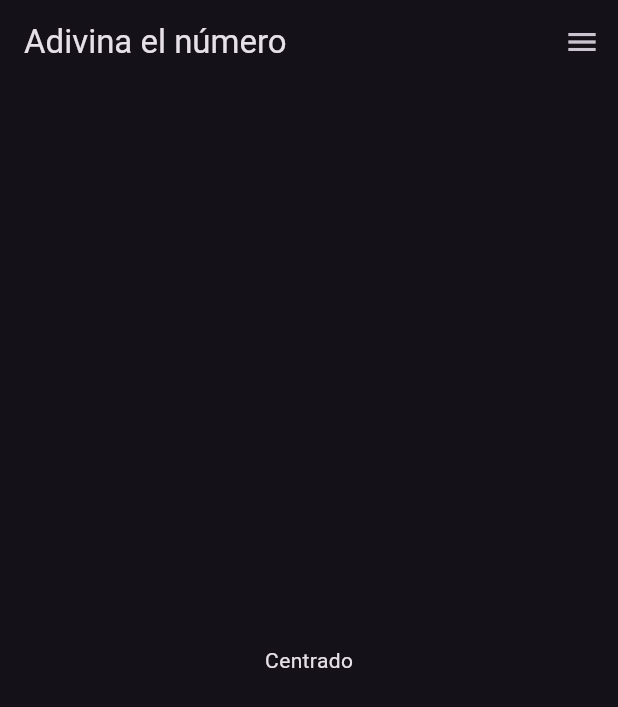
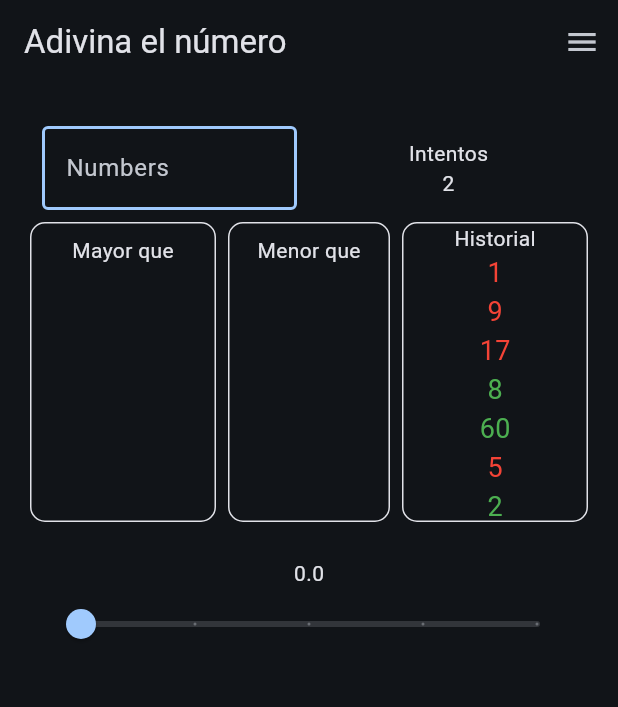
Before and after one commit to MelGYescas/GuessTheNumber, a Flutter app: the screen it shows after launch, on a phone screen of 412 x 824 dp. Shown: the top 707 px of the screen. Run offline on Flutter 3.47's test engine with Material 3 defaults, Android fonts, the phone set to English and light mode, and no system bars.

Commit message:
feat(ui): implement basic widget and screen structure

```diff
--- a/lib/main.dart
+++ b/lib/main.dart
@@ -21,10 +21,10 @@ class MyApp extends StatelessWidget {
           // or simply save your changes to "hot reload" in a Flutter IDE).
           // Notice that the counter didn't reset back to zero; the application
           // is not restarted.
-          primarySwatch: Colors.blue,
+          colorSchemeSeed: Colors.blue,
           brightness: Brightness.dark),
       debugShowCheckedModeBanner: false,
-      home: GuessTheNumberScreen(),
+      home: const GuessTheNumberScreen(),
     );
   }
 }
--- a/lib/presentation/screens/guess_the_number_screen.dart
+++ b/lib/presentation/screens/guess_the_number_screen.dart
@@ -1,4 +1,9 @@
 import 'package:flutter/material.dart';
+import 'package:guess_the_number/presentation/screens/widgets/attempts_counter.dart';
+import 'package:guess_the_number/presentation/screens/widgets/difficulty_slider.dart';
+import 'package:guess_the_number/presentation/screens/widgets/number_field.dart';
+import 'package:guess_the_number/presentation/screens/widgets/historical_list.dart';
+import 'package:guess_the_number/presentation/screens/widgets/number_list.dart';
 
 class GuessTheNumberScreen extends StatelessWidget {
   final String title;
@@ -18,7 +23,59 @@ class GuessTheNumberScreen extends StatelessWidget {
             ),
           ],
         ),
-      body: const Center(child: Text("Centrado")),
-    );
+        body: const SingleChildScrollView(
+            padding: EdgeInsets.all(20.0),
+            child: Column(
+              children: [
+                Row(
+                  mainAxisAlignment: MainAxisAlignment.center,
+                  children: [
+                    Expanded(
+                      child: Padding(
+                        padding: EdgeInsets.all(8.0),
+                        child: NumberField(),
+                      ),
+                    ),
+                    Expanded(
+                      child: Padding(
+                        padding: EdgeInsets.symmetric(horizontal: 8.0),
+                        child: AttemptsCounter(attempts: 2),
+                      ),
+                    ),
+                  ],
+                ),
+                Row(
+                  mainAxisAlignment: MainAxisAlignment.spaceEvenly,
+                  children: [
+                    Expanded(
+                      child: NumberList(title: 'Mayor que'),
+                    ),
+                    Expanded(
+                      child: Padding(
+                        padding: EdgeInsets.symmetric(horizontal: 8.0),
+                        child: NumberList(title: 'Menor que'),
+                      ),
+                    ),
+                    Expanded(
+                      child: HistoricalList(),
+                    ),
+                  ],
+                ),
+                Padding(
+                  padding: EdgeInsets.symmetric(vertical: 24.0),
+                  child: Row(
+                    mainAxisAlignment: MainAxisAlignment.center,
+                    children: [
+                      Expanded(
+                        child: Padding(
+                          padding: EdgeInsets.symmetric(horizontal: 8.0),
+                          child: DifficultySlider(),
+                        ),
+                      ),
+                    ],
+                  ),
+                ),
+              ],
+            )));
   }
 }
--- a/lib/presentation/screens/widgets/attempts_counter.dart
+++ b/lib/presentation/screens/widgets/attempts_counter.dart
@@ -0,0 +1,28 @@
+import 'package:flutter/material.dart';
+
+class AttemptsCounter extends StatelessWidget {
+  final int attempts;
+  const AttemptsCounter({super.key, required this.attempts});
+
+  @override
+  Widget build(BuildContext context) {
+    final colorScheme = Theme.of(context).colorScheme;
+    final textTheme = Theme.of(context).textTheme;
+
+    return Column(
+      mainAxisAlignment: MainAxisAlignment.center,
+      children: <Widget>[
+        Text(
+          'Intentos',
+          style: TextStyle(color: colorScheme.onSurface),
+        ),
+        Text(
+          '$attempts',
+          style: TextStyle(
+              color: colorScheme.onSurface,
+              fontSize: textTheme.bodyMedium?.fontSize),
+        ),
+      ],
+    );
+  }
+}
--- /dev/null
+++ b/lib/presentation/screens/widgets/difficulty_slider.dart
@@ -0,0 +1,46 @@
+import 'package:flutter/material.dart';
+
+class DifficultySlider extends StatefulWidget {
+  const DifficultySlider({super.key});
+
+  @override
+  State<DifficultySlider> createState() => _DifficultySliderState();
+}
+
+class _DifficultySliderState extends State<DifficultySlider> {
+  double _currentSliderValue = 0;
+
+  @override
+  Widget build(BuildContext context) {
+    final colorScheme = Theme.of(context).colorScheme;
+    return Column(
+      mainAxisSize: MainAxisSize.min,
+      children: [
+        Text(
+          '$_currentSliderValue',
+          style: TextStyle(color: colorScheme.onSurface),
+        ),
+        SliderTheme(
+          data: SliderTheme.of(context).copyWith(
+            activeTrackColor: colorScheme.primary,
+            valueIndicatorTextStyle: TextStyle(
+              color: colorScheme.onSurface,
+            ),
+          ),
+          child: Slider(
+            value: _currentSliderValue,
+            min: 0,
+            max: 4,
+            divisions: 4,
+            label: _currentSliderValue.round().toString(),
+            onChanged: (double value) {
+              setState(() {
+                _currentSliderValue = value;
+              });
+            },
+          ),
+        ),
+      ],
+    );
+  }
+}
--- a/lib/presentation/screens/widgets/historical_list.dart
+++ b/lib/presentation/screens/widgets/historical_list.dart
@@ -0,0 +1,62 @@
+import 'package:flutter/material.dart';
+
+class HistoricalList extends StatelessWidget {
+  const HistoricalList({super.key});
+
+  @override
+  Widget build(BuildContext context) {
+    final colorScheme = Theme.of(context).colorScheme;
+
+    List<int> numbers = [
+      1,
+      9,
+      17,
+      8,
+      60,
+      5,
+      2,
+      17,
+      23,
+      23,
+      5,
+      5,
+      3,
+      2,
+      12,
+      4,
+      2
+    ];
+
+    return Container(
+      height: 200,
+      decoration: BoxDecoration(
+        border: Border.all(color: colorScheme.onSurface),
+        borderRadius: BorderRadius.circular(10.0),
+      ),
+      child: Column(
+        crossAxisAlignment: CrossAxisAlignment.center,
+        children: <Widget>[
+          Text(
+            'Historial',
+            style: TextStyle(color: colorScheme.onSurface),
+          ),
+          Expanded(
+            child: ListView.builder(
+              itemCount: numbers.length,
+              itemBuilder: (context, index) {
+                return Center(
+                    child: Text(
+                  numbers[index].toString(),
+                  style: TextStyle(
+                    color: numbers[index] % 2 == 0 ? Colors.green : Colors.red,
+                    fontSize: 18,
+                  ),
+                ));
+              },
+            ),
+          ),
+        ],
+      ),
+    );
+  }
+}
--- /dev/null
+++ b/lib/presentation/screens/widgets/number_field.dart
@@ -0,0 +1,68 @@
+import 'package:flutter/material.dart';
+
+class NumberField extends StatefulWidget {
+  const NumberField({Key? key}) : super(key: key);
+
+  @override
+  State<NumberField> createState() => _NumberFieldState();
+}
+
+class _NumberFieldState extends State<NumberField> {
+  int _currentInputValue = 0;
+  final GlobalKey<FormState> _formKey = GlobalKey<FormState>(); // Corrected
+
+  void _submitForm() {
+    // Corrected placement and context access
+    if (_formKey.currentState!.validate()) {
+      ScaffoldMessenger.of(context).showSnackBar(
+        SnackBar(content: Text('Processing Data')),
+      );
+    }
+  }
+
+  @override
+  Widget build(BuildContext context) {
+    final colorScheme = Theme.of(context).colorScheme;
+
+    return Form(
+      // Added Form widget
+      key: _formKey,
+      child: TextFormField(
+        decoration: InputDecoration(
+          labelText: 'Numbers',
+          border: OutlineInputBorder(
+            borderSide: BorderSide(color: colorScheme.primary),
+          ),
+          enabledBorder: OutlineInputBorder(
+            borderSide: BorderSide(color: colorScheme.primary, width: 2.0),
+          ),
+          focusedBorder: OutlineInputBorder(
+            borderSide: BorderSide(color: colorScheme.primary, width: 2.0),
+          ),
+        ),
+        style: TextStyle(color: colorScheme.onSurface),
+        keyboardType: TextInputType.number,
+        onChanged: (value) {
+          final number = int.tryParse(value);
+          if (number != null && number >= 0) {
+            setState(() {
+              _currentInputValue = number;
+            });
+          }
+        },
+        validator: (value) {
+          if (value == null || value.isEmpty) {
+            return 'Please enter a number';
+          }
+          final number = int.tryParse(value);
+          if (number == null || number < 0) {
+            return 'Only positive numbers are allowed';
+          }
+          return null;
+        },
+        textInputAction: TextInputAction.done,
+        onFieldSubmitted: (value) => _submitForm(), // Corrected
+      ),
+    );
+  }
+}
--- a/lib/presentation/screens/widgets/number_list.dart
+++ b/lib/presentation/screens/widgets/number_list.dart
@@ -0,0 +1,29 @@
+import 'package:flutter/material.dart';
+
+class NumberList extends StatelessWidget {
+  final String title;
+
+  const NumberList({super.key, required this.title});
+
+  @override
+  Widget build(BuildContext context) {
+    final colorScheme = Theme.of(context).colorScheme;
+
+    return Container(
+      height: 200,
+      padding: const EdgeInsets.all(8.0),
+      decoration: BoxDecoration(
+        border: Border.all(color: colorScheme.onSurface),
+        borderRadius: BorderRadius.circular(10.0),
+      ),
+      child: Column(
+        children: <Widget>[
+          Text(
+            title,
+            style: TextStyle(color: colorScheme.onSurface),
+          ),
+        ],
+      ),
+    );
+  }
+}
```
Also changed, not shown: lib/presentation/screens/widgets/entry_field.dart (deleted). Lines whose indentation alone changed are shown as unchanged.
